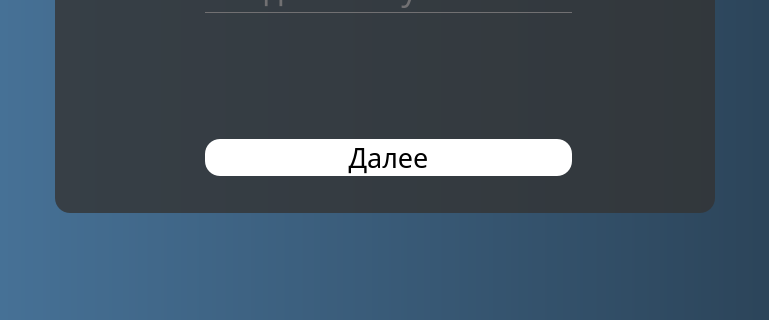
The window that main_window.ui (renat2006/projet_ya_lc) describes before a commit, drawn with Qt 5; both pictures show x 140 to 909 and y 358 to 678 of the 1020 by 678 pixel window.
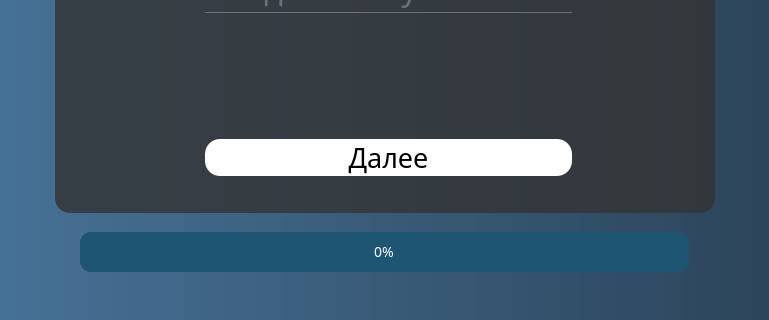
The same window after the commit.

Diff of the .ui file:
```diff
--- a/main_window.ui
+++ b/main_window.ui
@@ -150,6 +150,46 @@
     </layout>
    </widget>
   </widget>
+  <widget class="QProgressBar" name="progressBar">
+   <property name="enabled">
+    <bool>true</bool>
+   </property>
+   <property name="geometry">
+    <rect>
+     <x>220</x>
+     <y>590</y>
+     <width>609</width>
+     <height>40</height>
+    </rect>
+   </property>
+   <property name="minimumSize">
+    <size>
+     <width>400</width>
+     <height>40</height>
+    </size>
+   </property>
+   <property name="styleSheet">
+    <string notr="true">QProgressBar::chunk
+{
+border-radius:11px;
+background:qlineargradient(spread:pad,x1:0,y1:0,x2:1,y2:0,stop:0 #01FAFF,stop:1  #26B4FF);
+}
+#progressBar{
+height:22px;
+Text-align: center;
+font-size:14px;
+color:white;
+border-radius:11px;
+background: #1D5573 ;
+}</string>
+   </property>
+   <property name="value">
+    <number>0</number>
+   </property>
+   <property name="textVisible">
+    <bool>true</bool>
+   </property>
+  </widget>
  </widget>
  <resources/>
  <connections/>
```
